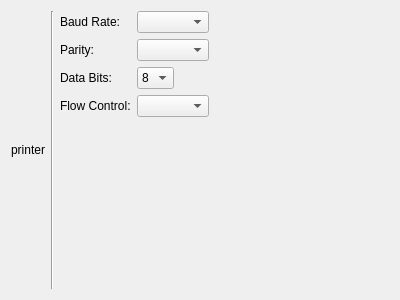
First picture: the form in add-printer/ChooseSerial.ui, repository KDE/print-manager, before the edit.
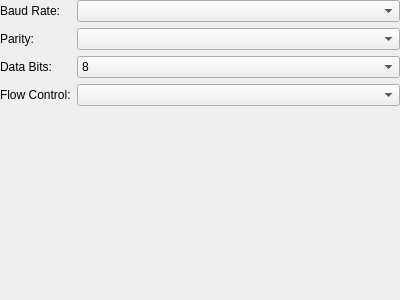
Second picture: the form after the edit. Custom widgets are drawn as their Qt base class.

Patch:
```diff
--- a/add-printer/ChooseSerial.ui
+++ b/add-printer/ChooseSerial.ui
@@ -16,70 +16,12 @@
     <verstretch>0</verstretch>
    </sizepolicy>
   </property>
-  <layout class="QGridLayout" name="gridLayout">
-   <item row="0" column="1">
-    <layout class="QVBoxLayout" name="verticalLayout">
-     <property name="sizeConstraint">
-      <enum>QLayout::SetMinimumSize</enum>
-     </property>
-     <item>
-      <spacer name="verticalSpacer_3">
-       <property name="orientation">
-        <enum>Qt::Vertical</enum>
-       </property>
-       <property name="sizeHint" stdset="0">
-        <size>
-         <width>20</width>
-         <height>40</height>
-        </size>
-       </property>
-      </spacer>
-     </item>
-     <item>
-      <widget class="QLabel" name="printerL">
-       <property name="sizePolicy">
-        <sizepolicy hsizetype="Fixed" vsizetype="Preferred">
-         <horstretch>0</horstretch>
-         <verstretch>0</verstretch>
-        </sizepolicy>
-       </property>
-       <property name="text">
-        <string notr="true">printer</string>
-       </property>
-       <property name="alignment">
-        <set>Qt::AlignCenter</set>
-       </property>
-       <property name="margin">
-        <number>7</number>
-       </property>
-      </widget>
-     </item>
-     <item>
-      <spacer name="verticalSpacer_4">
-       <property name="orientation">
-        <enum>Qt::Vertical</enum>
-       </property>
-       <property name="sizeHint" stdset="0">
-        <size>
-         <width>20</width>
-         <height>40</height>
-        </size>
-       </property>
-      </spacer>
-     </item>
-    </layout>
-   </item>
-   <item row="0" column="2">
-    <widget class="Line" name="line">
-     <property name="orientation">
-      <enum>Qt::Vertical</enum>
-     </property>
-    </widget>
-   </item>
-   <item row="0" column="3">
     <layout class="QFormLayout" name="formLayout">
-     <property name="fieldGrowthPolicy">
-      <enum>QFormLayout::ExpandingFieldsGrow</enum>
+   <property name="formAlignment">
+    <set>Qt::AlignLeading|Qt::AlignLeft|Qt::AlignTop</set>
+   </property>
+   <property name="margin">
+    <number>0</number>
      </property>
      <item row="0" column="0">
       <widget class="QLabel" name="label_2">
@@ -91,6 +33,9 @@
        </property>
       </widget>
      </item>
+   <item row="0" column="1">
+    <widget class="KComboBox" name="baudRateCB"/>
+   </item>
      <item row="1" column="0">
       <widget class="QLabel" name="label_3">
        <property name="text">
@@ -140,11 +85,6 @@
      </item>
      <item row="3" column="1">
       <widget class="KComboBox" name="flowCB"/>
-     </item>
-     <item row="0" column="1">
-      <widget class="KComboBox" name="baudRateCB"/>
-     </item>
-    </layout>
    </item>
   </layout>
  </widget>
```
Lines whose indentation alone changed are shown as unchanged.
